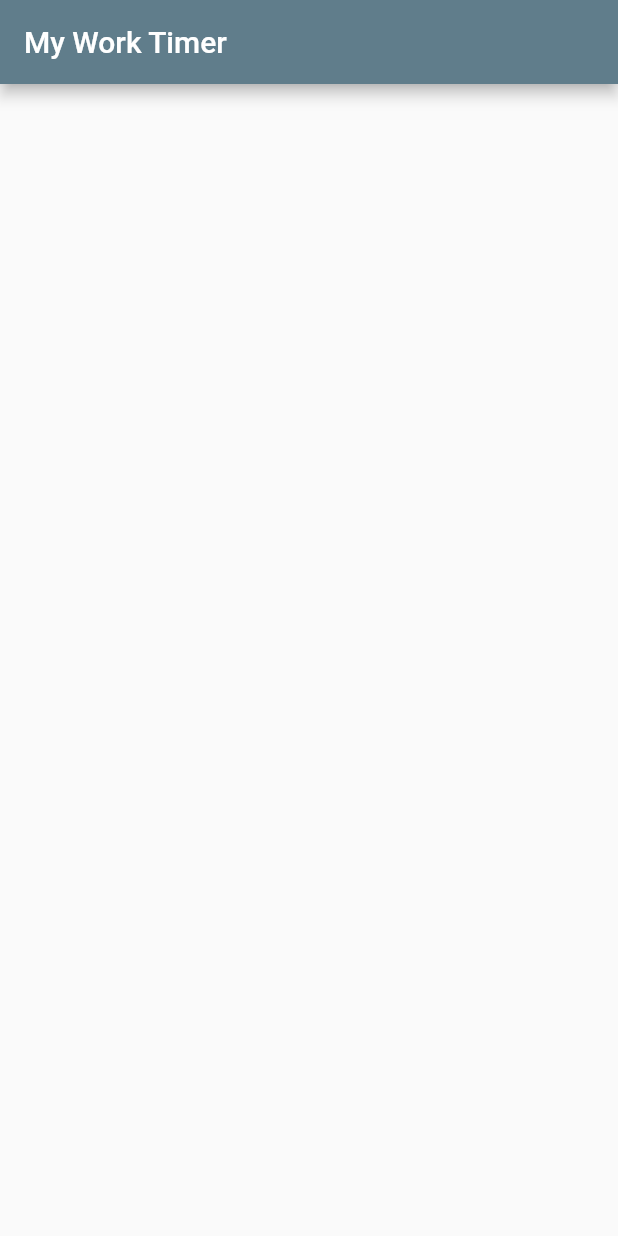
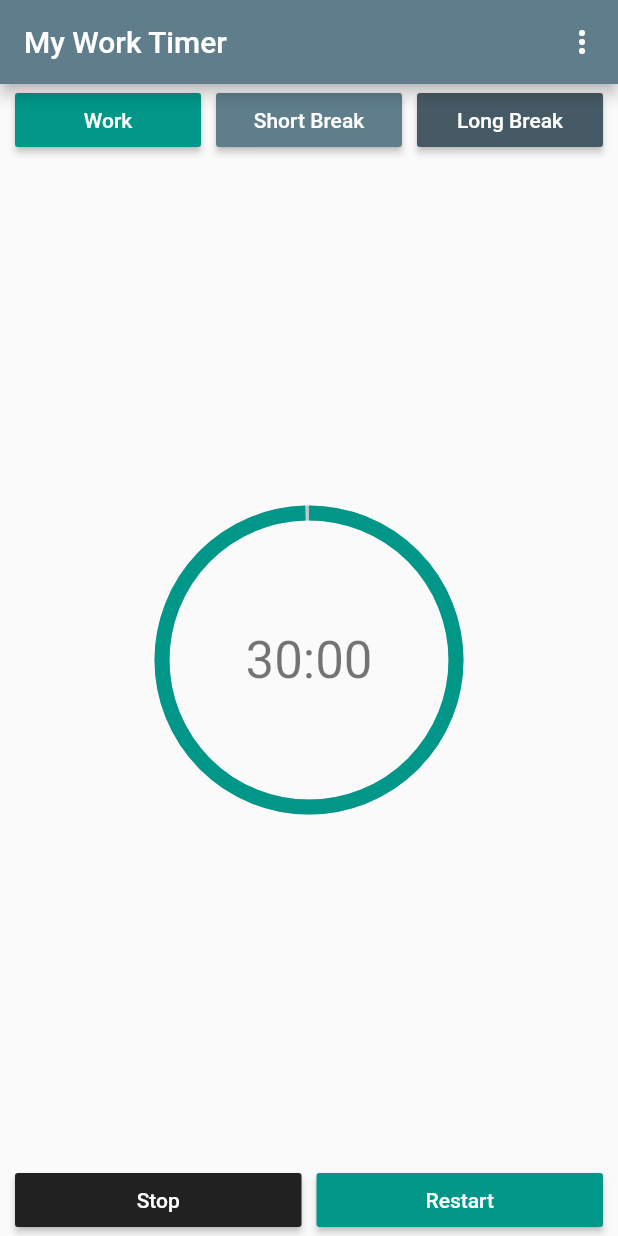
Before and after one commit to Notepad96/flutter_practice, a Flutter app: the screen it shows after launch, on a phone screen of 412 x 824 dp. Run offline on Flutter 3.47's test engine with Material 2 defaults, Android fonts, the phone set to English and light mode, and no system bars; drawn by our look-alikes of percent_indicator; our stand-ins replace shared_preferences.

Commit message:
example complete

```diff
--- a/example03/lib/main.dart
+++ b/example03/lib/main.dart
@@ -1,4 +1,10 @@
+import 'package:example03/settings.dart';
 import 'package:flutter/material.dart';
+import 'package:example03/widgets.dart';
+import 'package:percent_indicator/circular_percent_indicator.dart';
+import './timer.dart';
+import './timerModel.dart';
+import './settings.dart';
 // ignore_for_file: prefer_const_constructors
 
 void main() => runApp(MyApp());
@@ -13,16 +19,107 @@ class MyApp extends StatelessWidget {
   }
 }
 
+class TimerHomePage extends StatelessWidget {
+  double defaultPadding = 5.0;
+  final CountDownTimer countTime = CountDownTimer();
 
-class TimerHomePage extends StatelessWidget {
   @override
   Widget build(BuildContext context) {
+    countTime.startWork();
+    final List<PopupMenuItem<String>> menuItems = [];
+    menuItems.add(PopupMenuItem(value: 'Settings', child: Text('Settings')));
+
     return Scaffold(
         appBar: AppBar(
           title: Text('My Work Timer'),
+          actions: [
+            PopupMenuButton(
+              itemBuilder: (BuildContext context) {
+                return menuItems.toList();
+              },
+              onSelected: (s) {
+                if (s == 'Settings') {
+                  goToSettings(context);
+                }
+              },
+            )
+          ],
         ),
-        body: Center(
-          child: Column(),
-        ));
+        body: LayoutBuilder(
+            builder: (BuildContext context, BoxConstraints constraints) {
+          double availableWidth = constraints.maxWidth;
+          return Column(children: [
+            Row(children: [
+              Padding(padding: EdgeInsets.all(defaultPadding)),
+              Expanded(
+                  child: ProductivityButton(
+                color: Color(0xff009688),
+                text: "Work",
+                onPressed: () => countTime.startWork(),
+              )),
+              Padding(padding: EdgeInsets.all(defaultPadding)),
+              Expanded(
+                  child: ProductivityButton(
+                color: Color(0xff607D8b),
+                text: "Short Break",
+                onPressed: () => countTime.startBreak(true),
+              )),
+              Padding(padding: EdgeInsets.all(defaultPadding)),
+              Expanded(
+                  child: ProductivityButton(
+                color: Color(0xff455a64),
+                text: "Long Break",
+                onPressed: () => countTime.startBreak(false),
+              )),
+              Padding(padding: EdgeInsets.all(defaultPadding)),
+            ]),
+            Expanded(
+                child: StreamBuilder(
+              initialData: '00:00',
+              stream: countTime.stream(),
+              builder: (BuildContext context, AsyncSnapshot snapshot) {
+                TimerModel timer = (snapshot.data == '00:00')
+                    ? TimerModel('00:00', 1)
+                    : snapshot.data;
+                return Container(
+                  child: CircularPercentIndicator(
+                    radius: availableWidth / 4,
+                    lineWidth: 10.0,
+                    percent: timer.percent,
+                    center: Text(
+                      "30:00",
+                      style: Theme.of(context).textTheme.headline4,
+                    ),
+                    progressColor: Color(0xff009688),
+                  ),
+                );
+              },
+            )),
+            Row(
+              children: [
+                Padding(padding: EdgeInsets.all(defaultPadding)),
+                Expanded(
+                    child: ProductivityButton(
+                  color: Color(0xff212121),
+                  text: 'Stop',
+                  onPressed: () => countTime.stopTimer(),
+                )),
+                Padding(padding: EdgeInsets.all(defaultPadding)),
+                Expanded(
+                    child: ProductivityButton(
+                  color: Color(0xff009688),
+                  text: 'Restart',
+                  onPressed: () => countTime.startTimer(),
+                )),
+                Padding(padding: EdgeInsets.all(defaultPadding)),
+              ],
+            ),
+          ]);
+        }));
+  }
+
+  void goToSettings(BuildContext context) {
+    Navigator.push(
+        context, MaterialPageRoute(builder: (context) => SettingsScreen()));
   }
 }
--- /dev/null
+++ b/example03/lib/timer.dart
@@ -0,0 +1,69 @@
+import 'dart:async';
+import './timerModel.dart';
+import 'package:shared_preferences/shared_preferences.dart';
+
+class CountDownTimer {
+  double _radius = 1;
+  bool _isActive = true;
+  late Timer timer;
+  late Duration _time;
+  late Duration _fullTime;
+
+  int work = 30;
+  int shortBreak = 5;
+  int longBreak = 20;
+
+  String returnTime(Duration t) {
+    String minutes = (t.inMinutes < 10) ? '0${t.inMinutes}' : t.inMinutes.toString();
+    int numSeconds = t.inSeconds - (t.inMinutes * 60);
+    String seconds = (numSeconds < 10) ? '0${numSeconds}' : numSeconds.toString();
+    String formattedTime = '$minutes:$seconds';
+    return formattedTime;
+  }
+
+  Stream<TimerModel> stream() async* {
+    yield* Stream.periodic(Duration(seconds: 1), (int a) {
+      String time;
+      if(_isActive) {
+        _time = _time - Duration(seconds: 1);
+        _radius = _time.inSeconds / _fullTime.inSeconds;
+        if(_time.inSeconds <= 0) {
+          _isActive = false;
+        }
+      }
+      time = returnTime(_time);
+      return TimerModel(time, _radius);
+    });
+  }
+
+  void startWork() async {
+    await readSettings();
+    _radius = 1;
+    _time = Duration(minutes: work, seconds: 0);
+    _fullTime = _time;
+  }
+
+  void stopTimer() {
+    _isActive = false;
+  }
+
+  void startTimer() {
+    if(_time.inSeconds > 0) {
+      _isActive = true;
+    }
+  }
+
+  void startBreak(bool isShort) {
+    _radius = 1;
+    _time = Duration(minutes: (isShort) ? shortBreak : longBreak, seconds: 0);
+    _fullTime = _time;
+  }
+
+  Future readSettings() async {
+    SharedPreferences prefs = await SharedPreferences.getInstance();
+    work = prefs.getInt('workTime') == null ? 30 : prefs.getInt("workTime")!;
+    shortBreak = prefs.getInt('shortBreak') == null ? 30 : prefs.getInt("shortBreak")!;
+    longBreak = prefs.getInt('longBreak') == null ? 30 : prefs.getInt("longBreak")!;
+  }
+
+}
--- /dev/null
+++ b/example03/lib/timerModel.dart
@@ -0,0 +1,6 @@
+class TimerModel {
+  String time;
+  double percent;
+
+  TimerModel(this.time, this.percent);
+}
--- a/example03/lib/widgets.dart
+++ b/example03/lib/widgets.dart
@@ -0,0 +1,55 @@
+import 'package:flutter/material.dart';
+// ignore_for_file: prefer_const_constructors
+
+typedef CallbackSetting = void Function(String, int);
+
+class ProductivityButton extends StatelessWidget {
+  final Color color;
+  final String text;
+  final double size;
+  final VoidCallback onPressed;
+
+  ProductivityButton(
+      {required this.color,
+      required this.text,
+      required this.onPressed,
+      this.size = 0});
+
+  @override
+  Widget build(BuildContext context) {
+    return MaterialButton(
+      onPressed: onPressed,
+      color: color,
+      minWidth: size,
+      child: Text(
+        text,
+        style: TextStyle(color: Colors.white),
+      ),
+    );
+  }
+}
+
+class SettingsButton extends StatelessWidget {
+  final Color color;
+  final String text;
+  final int value;
+
+  final double size;
+  final String setting;
+  final CallbackSetting callback;
+
+  SettingsButton(this.color, this.text, this.value, this.size, this.setting, this.callback);
+
+  @override
+  Widget build(BuildContext context) {
+    return MaterialButton(
+      minWidth: size,
+      onPressed: () => callback(setting, value),
+      color: color,
+      child: Text(
+        text,
+        style: TextStyle(color: Colors.white),
+      ),
+    );
+  }
+}
--- a/example03/pubspec.yaml
+++ b/example03/pubspec.yaml
@@ -29,6 +29,8 @@ environment:
 dependencies:
   flutter:
     sdk: flutter
+  percent_indicator: ^4.0.1
+  shared_preferences: ^2.0.15
 
 
   # The following adds the Cupertino Icons font to your application.
```
Also changed, not shown: example03/lib/settings.dart (added, +170 -0 lines), example03/pubspec.lock.
